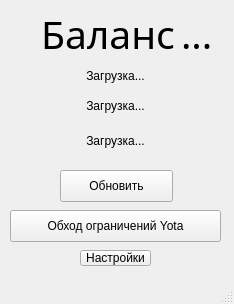
Qt form yota.ui (TTLMaster/Yota-Desktop-App) before a commit.
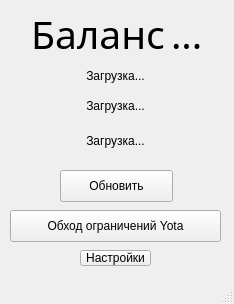
The same form after that commit.

```diff
--- a/yota.ui
+++ b/yota.ui
@@ -101,10 +101,10 @@
      <string>Настройки</string>
     </property>
    </widget>
-   <widget class="QWidget" name="">
+   <widget class="QWidget" name="layoutWidget">
     <property name="geometry">
      <rect>
-      <x>30</x>
+      <x>20</x>
       <y>-10</y>
       <width>211</width>
       <height>88</height>
```
